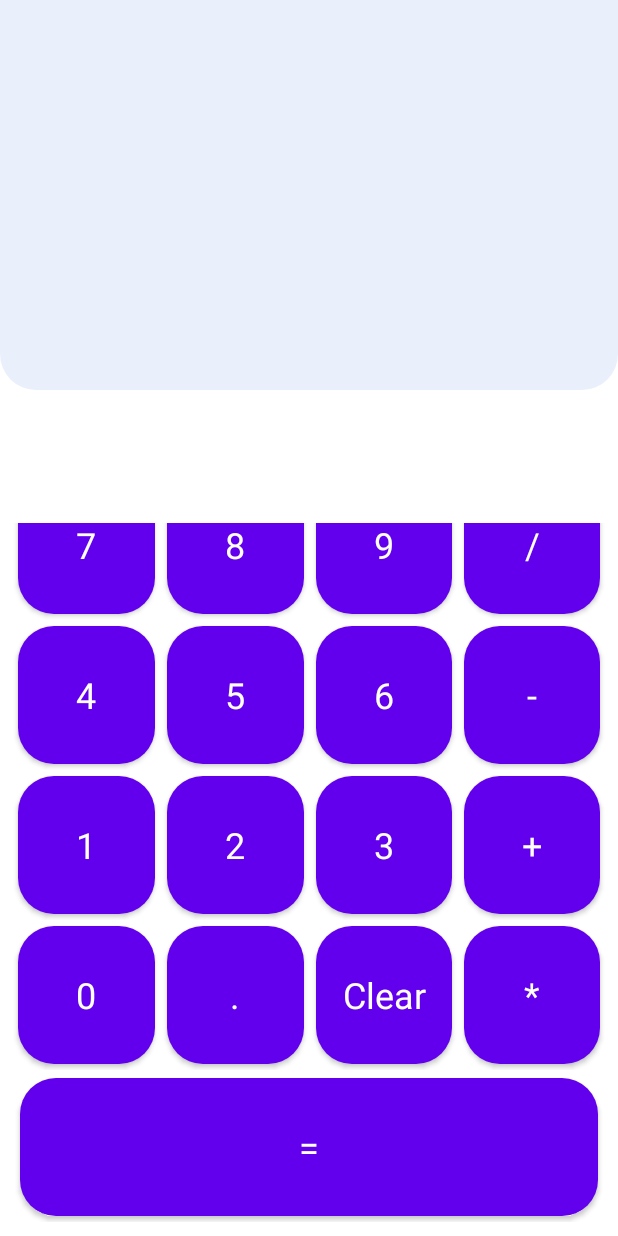
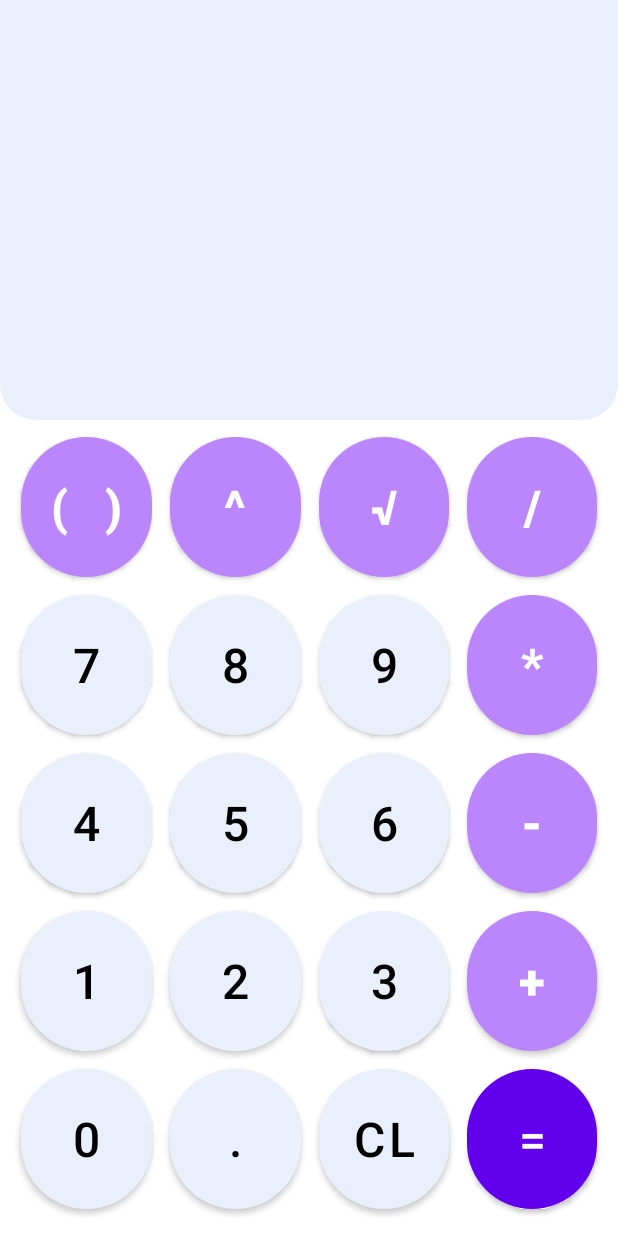
Before and after one commit to kumarav1nash/Multi-operator-Mobile-Calculator, an Android app: the layout activity_main.xml on its own in the app's theme, with its tools: preview values and no code run, on a phone screen of 412 x 824 dp. Run offline under Robolectric (Android 15) with nearby library versions, the phone set to English and light mode, and no system bars.

Commit message:
UI updated, added btn for braces,square and squareroot ,functionality not implemented

```diff
--- a/app/src/main/java/com/example/calculator/MainActivity.kt
+++ b/app/src/main/java/com/example/calculator/MainActivity.kt
@@ -1,7 +1,5 @@
 package com.example.calculator
 
-import android.content.res.Resources
-import android.graphics.Color
 import android.os.Build
 import android.os.Bundle
 import android.view.View
@@ -11,8 +9,6 @@ import androidx.appcompat.app.AppCompatActivity
 import com.example.calculator.const.Constant
 import com.example.calculator.databinding.ActivityMainBinding
 import com.example.calculator.utility.Utility
-import java.math.RoundingMode
-import java.text.DecimalFormat
 
 class MainActivity : AppCompatActivity() {
     private var negativeNumberSpotted: Boolean = false
@@ -23,6 +19,11 @@ class MainActivity : AppCompatActivity() {
         super.onCreate(savedInstanceState)
         binding = ActivityMainBinding.inflate(layoutInflater)
         setContentView(binding.root)
+
+
+        binding.btnBackSpace.setOnLongClickListener {
+            onClear()
+        }
     }
 
     fun onNumKeyPressed(view: View) {
@@ -30,15 +31,26 @@ class MainActivity : AppCompatActivity() {
         binding.txtDisplayWindow.append(pressedChar)
     }
 
-    fun onClear(view: View) {
+    private fun onClear() :Boolean{
         //this is the functions where everything will be reset
         binding.txtDisplayWindow.text = ""
         binding.txtRealTimeDisplayWindow.text = ""
         operator = ""
         hasDecimalValue = false
         negativeNumberSpotted = false
+        return true
 
     }
+    fun onBackSpace(view: View){
+        var inputString:String = binding.txtDisplayWindow.text.toString()
+        if (inputString.isNullOrEmpty()) return
+        val lastChar = inputString[inputString.length-1]
+        binding.txtDisplayWindow.text = inputString.substring(0 until inputString.length-1)
+        binding.txtRealTimeDisplayWindow.text = ""
+        if (lastChar=='.') hasDecimalValue = false
+        if (lastChar=='-') negativeNumberSpotted = false
+    }
+
 
     fun onDecimalKeyPressed(view: View) {
         if (!hasDecimalValue) {
--- a/app/src/main/res/drawable/ic_baseline_brightness_1_24.xml
+++ b/app/src/main/res/drawable/ic_baseline_brightness_1_24.xml
@@ -1,5 +1,14 @@
-<vector android:autoMirrored="true" android:height="24dp"
-    android:tint="#575151" android:viewportHeight="24"
-    android:viewportWidth="24" android:width="24dp" xmlns:android="http://schemas.android.com/apk/res/android">
-    <path android:fillColor="@android:color/white" android:pathData="M12,12m-10,0a10,10 0,1 1,20 0a10,10 0,1 1,-20 0"/>
+<vector xmlns:android="http://schemas.android.com/apk/res/android"
+    android:width="24dp"
+    android:height="24dp"
+    android:autoMirrored="true"
+    android:tint="#575151"
+    android:viewportWidth="24"
+    android:viewportHeight="24">
+
+    <path
+        android:fillColor="@android:color/white"
+        android:pathData="M12,12m-10,0a10,10 0,1 1,20 0a10,10 0,1 1,-20 0" />
+
+
 </vector>
--- a/app/src/main/res/drawable/ic_baseline_calculate_24.xml
+++ /dev/null
@@ -1,5 +0,0 @@
-<vector android:autoMirrored="true" android:height="120dp"
-    android:tint="#6B0ACE" android:viewportHeight="24"
-    android:viewportWidth="24" android:width="120dp" xmlns:android="http://schemas.android.com/apk/res/android">
-    <path android:fillColor="@android:color/white" android:pathData="M19,3H5C3.9,3 3,3.9 3,5v14c0,1.1 0.9,2 2,2h14c1.1,0 2,-0.9 2,-2V5C21,3.9 20.1,3 19,3zM13.03,7.06L14.09,6l1.41,1.41L16.91,6l1.06,1.06l-1.41,1.41l1.41,1.41l-1.06,1.06L15.5,9.54l-1.41,1.41l-1.06,-1.06l1.41,-1.41L13.03,7.06zM6.25,7.72h5v1.5h-5V7.72zM11.5,16h-2v2H8v-2H6v-1.5h2v-2h1.5v2h2V16zM18,17.25h-5v-1.5h5V17.25zM18,14.75h-5v-1.5h5V14.75z"/>
-</vector>
--- a/app/src/main/res/drawable/round_button.xml
+++ b/app/src/main/res/drawable/round_button.xml
@@ -5,7 +5,7 @@
 
     <solid
         android:color="?attr/colorPrimary"/>
-    <corners android:radius="50dp"/>
+    <corners android:radius="60dp"/>
     <size
         android:width="120dp"
         android:height="120dp"/>
--- a/app/src/main/res/drawable/squarish_button.xml
+++ b/app/src/main/res/drawable/squarish_button.xml
@@ -4,8 +4,9 @@
     android:shape="rectangle">
 
     <solid
-        android:color="?attr/colorPrimaryDark"/>
+        android:color="?attr/colorPrimary"/>
     <corners android:radius="24dp"/>
+
     <size
         android:width="120dp"
         android:height="120dp"/>
--- a/app/src/main/res/layout/activity_main.xml
+++ b/app/src/main/res/layout/activity_main.xml
@@ -9,59 +9,59 @@
     <TextView
         android:id="@+id/txtDisplayWindow"
         android:layout_width="match_parent"
-        android:layout_height="260dp"
+        android:layout_height="200dp"
+        android:background="?attr/textBackground"
         android:gravity="end|bottom|center_vertical"
         android:maxLength="16"
-        android:padding="16dp"
+        android:padding="4dp"
         android:text=""
-        android:background="@drawable/round_display_window"
         android:textSize="64sp" />
+
     <TextView
         android:id="@+id/txtRealTimeDisplayWindow"
         android:layout_width="match_parent"
-        android:layout_height="wrap_content"
-        android:gravity="end|bottom|center_vertical"
+        android:layout_height="80dp"
+        android:background="@drawable/round_display_window"
+        android:gravity="end|bottom"
         android:maxLength="16"
         android:padding="8dp"
         android:text=""
         android:textSize="48sp" />
 
 
-
+    <LinearLayout
+        android:layout_width="match_parent"
+        android:layout_height="match_parent"
+        android:gravity="bottom"
+        android:orientation="vertical"
+        android:padding="8dp">
 
         <LinearLayout
             android:layout_width="match_parent"
-           android:layout_height="match_parent"
-           android:orientation="vertical"
-           android:padding="8dp"
-           android:gravity="bottom"
-           >
-           <LinearLayout
-               android:layout_width="match_parent"
-               android:layout_height="100dp"
+            android:layout_height="105dp"
             android:orientation="horizontal">
 
             <com.google.android.material.button.MaterialButton
-                   android:id="@+id/btnSeven"
-                   style="@style/Theme.Calculator.Button"
-                   android:onClick="onNumKeyPressed"
-                   android:text="7" />
+                android:id="@+id/btnBracket"
+                style="@style/ButtonStyle3"
+                android:onClick="onOperatorKeyPressed"
+                android:text="(  )" />
 
-               <Button
-                   android:id="@+id/btnEight"
-                   style="@style/Theme.Calculator.Button"
-                   android:onClick="onNumKeyPressed"
-                   android:text="8" />
+            <com.google.android.material.button.MaterialButton
+                android:id="@+id/btnPercentage"
+                style="@style/ButtonStyle3"
+                android:onClick="onOperatorKeyPressed"
+                android:text="^" />
 
-               <Button
-                   android:id="@+id/btnNine"
-                   style="@style/Theme.Calculator.Button"
-                   android:onClick="onNumKeyPressed"
-                   android:text="9" />
+            <com.google.android.material.button.MaterialButton
+                android:id="@+id/btnPower"
+                style="@style/ButtonStyle3"
+                android:onClick="onOperatorKeyPressed"
+                android:text="√" />
 
-               <Button
+            <com.google.android.material.button.MaterialButton
                 android:id="@+id/btnDivide"
-                   style="@style/Theme.Calculator.Button"
+                style="@style/ButtonStyle3"
                 android:onClick="onOperatorKeyPressed"
                 android:text="/" />
 
@@ -70,30 +70,63 @@
 
         <LinearLayout
             android:layout_width="match_parent"
-               android:layout_height="100dp"
+            android:layout_height="105dp"
             android:orientation="horizontal">
 
-               <Button
+            <com.google.android.material.button.MaterialButton
+                android:id="@+id/btnSeven"
+                style="@style/ButtonStyle"
+                android:onClick="onNumKeyPressed"
+                android:text="7" />
+
+            <com.google.android.material.button.MaterialButton
+                android:id="@+id/btnEight"
+                style="@style/ButtonStyle"
+                android:onClick="onNumKeyPressed"
+                android:text="8" />
+
+            <com.google.android.material.button.MaterialButton
+                android:id="@+id/btnNine"
+                style="@style/ButtonStyle"
+                android:onClick="onNumKeyPressed"
+                android:text="9" />
+
+
+            <com.google.android.material.button.MaterialButton
+                android:id="@+id/btnProduct"
+                style="@style/ButtonStyle3"
+                android:onClick="onOperatorKeyPressed"
+                android:text="*" />
+
+
+        </LinearLayout>
+
+        <LinearLayout
+            android:layout_width="match_parent"
+            android:layout_height="105dp"
+            android:orientation="horizontal">
+
+            <com.google.android.material.button.MaterialButton
                 android:id="@+id/btnFour"
-                   style="@style/Theme.Calculator.Button"
+                style="@style/ButtonStyle"
                 android:onClick="onNumKeyPressed"
                 android:text="4" />
 
-               <Button
+            <com.google.android.material.button.MaterialButton
                 android:id="@+id/btnFive"
-                   style="@style/Theme.Calculator.Button"
+                style="@style/ButtonStyle"
                 android:onClick="onNumKeyPressed"
                 android:text="5" />
 
-               <Button
+            <com.google.android.material.button.MaterialButton
                 android:id="@+id/btnSix"
-                   style="@style/Theme.Calculator.Button"
+                style="@style/ButtonStyle"
                 android:onClick="onNumKeyPressed"
                 android:text="6" />
 
-               <Button
+            <com.google.android.material.button.MaterialButton
                 android:id="@+id/btnSubtract"
-                   style="@style/Theme.Calculator.Button"
+                style="@style/ButtonStyle3"
                 android:onClick="onOperatorKeyPressed"
                 android:text="-" />
 
@@ -102,30 +135,30 @@
 
         <LinearLayout
             android:layout_width="match_parent"
-               android:layout_height="100dp"
+            android:layout_height="105dp"
             android:orientation="horizontal">
 
-               <Button
+            <com.google.android.material.button.MaterialButton
                 android:id="@+id/btnOne"
-                   style="@style/Theme.Calculator.Button"
+                style="@style/ButtonStyle"
                 android:onClick="onNumKeyPressed"
                 android:text="1" />
 
-               <Button
+            <com.google.android.material.button.MaterialButton
                 android:id="@+id/btnTwo"
-                   style="@style/Theme.Calculator.Button"
+                style="@style/ButtonStyle"
                 android:onClick="onNumKeyPressed"
                 android:text="2" />
 
-               <Button
+            <com.google.android.material.button.MaterialButton
                 android:id="@+id/btnThree"
-                   style="@style/Theme.Calculator.Button"
+                style="@style/ButtonStyle"
                 android:onClick="onNumKeyPressed"
                 android:text="3" />
 
-               <Button
+            <com.google.android.material.button.MaterialButton
                 android:id="@+id/btnPlus"
-                   style="@style/Theme.Calculator.Button"
+                style="@style/ButtonStyle3"
                 android:onClick="onOperatorKeyPressed"
                 android:text="+" />
 
@@ -134,49 +167,37 @@
 
         <LinearLayout
             android:layout_width="match_parent"
-               android:layout_height="100dp"
-               android:orientation="horizontal">
+            android:layout_height="105dp"
+            android:orientation="horizontal"
+            android:layout_marginBottom="4dp">
 
-               <Button
+            <com.google.android.material.button.MaterialButton
                 android:id="@+id/btnZero"
-                   style="@style/Theme.Calculator.Button"
+                style="@style/ButtonStyle"
                 android:onClick="onNumKeyPressed"
                 android:text="0" />
 
-               <Button
+            <com.google.android.material.button.MaterialButton
                 android:id="@+id/btnDecimal"
-                   style="@style/Theme.Calculator.Button"
+                style="@style/ButtonStyle"
                 android:onClick="onDecimalKeyPressed"
                 android:text="." />
 
-               <Button
+            <com.google.android.material.button.MaterialButton
                 android:id="@+id/btnBackSpace"
-                   style="@style/Theme.Calculator.Button"
-                   android:onClick="onClear"
-                   android:text="Clear" />
-
-               <Button
-                   android:id="@+id/btnProduct"
-                   style="@style/Theme.Calculator.Button"
-                   android:onClick="onOperatorKeyPressed"
-                   android:text="*" />
+                style="@style/ButtonStyle"
+                android:onClick="onBackSpace"
+                android:text="CL" />
 
 
-           </LinearLayout>
-
-           <LinearLayout
-               android:layout_width="match_parent"
-               android:layout_height="100dp"
-               android:layout_margin="1dp"
-               android:orientation="horizontal">
-
-               <Button
+            <com.google.android.material.button.MaterialButton
                 android:id="@+id/btnEqual"
-                   style="@style/Theme.Calculator.Button"
+               style="@style/ButtonStyle2"
                 android:onClick="onEqualKeyPressed"
                 android:text="=" />
 
 
         </LinearLayout>
+
     </LinearLayout>
 </LinearLayout>
--- a/app/src/main/res/values-night/themes.xml
+++ b/app/src/main/res/values-night/themes.xml
@@ -13,6 +13,21 @@
         <item name="android:statusBarColor" tools:targetApi="l">?attr/textBackground</item>
         <!-- Customize your theme here. -->
         <item name="textBackground">@color/card_dark</item>
+        <item name="buttonBarButtonStyle">@style/ButtonStyle</item>
 
     </style>
+
+    <style name="ButtonStyle" parent="Widget.MaterialComponents.Button">
+        <item name="android:layout_width">match_parent</item>
+        <item name="android:layout_height">match_parent</item>
+        <item name="android:textSize">32sp</item>
+        <item name="android:layout_weight">1</item>
+        <item name="android:layout_margin">6dp</item>
+        <item name="backgroundTint">@color/card_dark</item>
+        <item name="android:textColor">@color/white</item>
+        <item name="android:textStyle">bold</item>
+        <item name="android:background">@drawable/button_state_drawable</item>
+    </style>
+
+
 </resources>
--- a/app/src/main/res/values/styles.xml
+++ /dev/null
@@ -1,12 +0,0 @@
-<?xml version="1.0" encoding="utf-8"?>
-<resources>
-
-    <style name="Theme.Calculator.Button" parent="Theme.MaterialComponents">
-        <item name="android:layout_width">match_parent</item>
-        <item name="android:layout_height">match_parent</item>
-        <item name="android:textSize">24sp</item>
-        <item name="android:layout_weight">1</item>
-        <item name="android:layout_margin">4dp</item>
-        <item name="android:background">@drawable/squarish_button</item>
-    </style>
-</resources>
--- a/app/src/main/res/values/themes.xml
+++ b/app/src/main/res/values/themes.xml
@@ -14,5 +14,41 @@
         <item name="android:windowLightStatusBar" tools:targetApi="m">true</item>
         <!-- Customize your theme here. -->
         <item name="textBackground">@color/card_light</item>
+
+
+
+    </style>
+
+
+    <style name="ButtonStyle" parent="Widget.MaterialComponents.Button">
+        <item name="android:layout_width">match_parent</item>
+        <item name="android:layout_height">match_parent</item>
+        <item name="android:textSize">32sp</item>
+        <item name="android:layout_weight">1</item>
+        <item name="android:layout_margin">6dp</item>
+        <item name="backgroundTint">@color/card_light</item>
+        <item name="android:textColor">@color/black</item>
+        <item name="android:background">@drawable/button_state_drawable</item>
+    </style>
+    <style name="ButtonStyle2" parent="Widget.MaterialComponents.Button">
+        <item name="android:layout_width">match_parent</item>
+        <item name="android:layout_height">match_parent</item>
+        <item name="android:textSize">32sp</item>
+        <item name="android:layout_weight">1</item>
+        <item name="android:layout_margin">6dp</item>
+        <item name="backgroundTint">@color/primary</item>
+        <item name="android:textColor">@color/white</item>
+        <item name="android:background">@drawable/button_state_drawable</item>
+    </style>
+    <style name="ButtonStyle3" parent="Widget.MaterialComponents.Button">
+        <item name="android:layout_width">match_parent</item>
+        <item name="android:layout_height">match_parent</item>
+        <item name="android:textSize">32sp</item>
+        <item name="android:layout_weight">1</item>
+        <item name="android:layout_margin">6dp</item>
+        <item name="backgroundTint">@color/primary_light</item>
+        <item name="android:textColor">@color/white</item>
+        <item name="android:textStyle">bold</item>
+        <item name="android:background">@drawable/button_state_drawable</item>
     </style>
 </resources>
```
Lines whose indentation alone changed are shown as unchanged.
